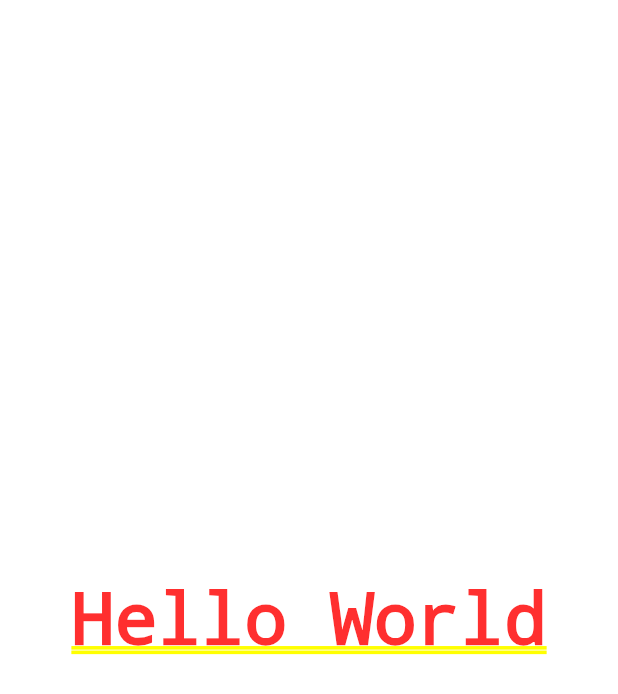
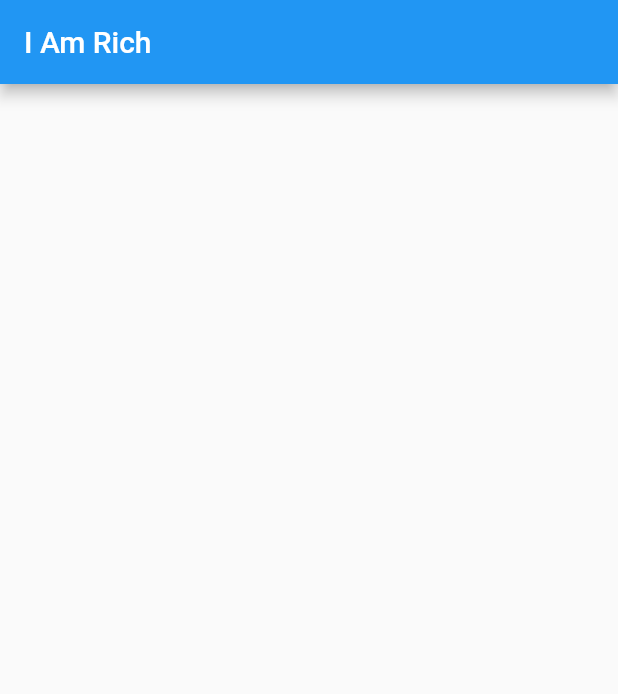
Before and after one commit to misaki-kawaguchi/i_am_ruch, a Flutter app: the screen it shows after launch, on a phone screen of 412 x 824 dp. Shown: the top 694 px of the screen. Run offline on Flutter 3.47's test engine with Material 2 defaults, Android fonts, the phone set to English and light mode, and no system bars.

Commit message:
add: Scaffold・appBar追加

```diff
--- a/lib/main.dart
+++ b/lib/main.dart
@@ -3,8 +3,10 @@ import 'package:flutter/material.dart';
 void main() {
   runApp(
     MaterialApp(
-      home: Center(
-        child: Text('Hello World'),
+      home: Scaffold(
+        appBar: AppBar(
+          title: Text('I Am Rich'),
+        ),
       ),
     ),
   );
```
